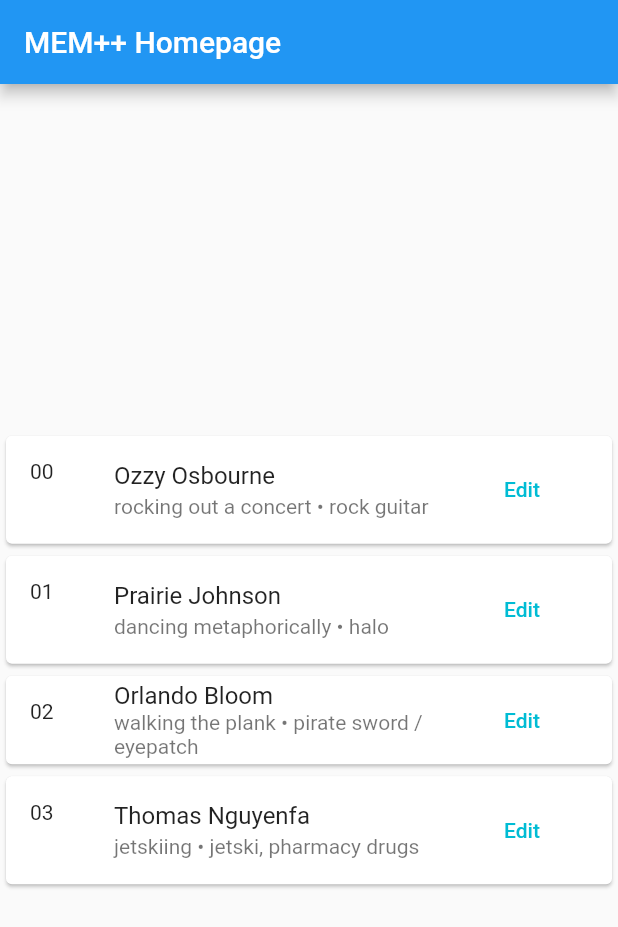
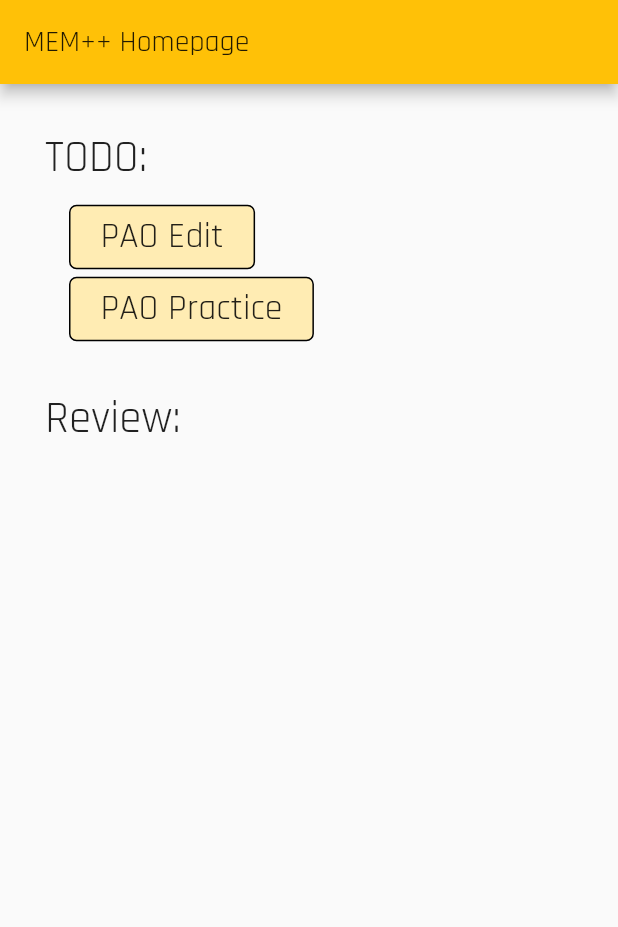
Before and after one commit to emptyopen/mem_plus_plus, a Flutter app: the screen it shows after launch, on a phone screen of 412 x 824 dp. Shown: the top 927 px of the screen. Run offline on Flutter 3.47's test engine with Material 2 defaults, Android fonts, the phone set to English and light mode, and no system bars; our stand-ins replace shared_preferences.

Commit message:
finished pao edit screen, started pao practice screen

```diff
--- a/lib/main.dart
+++ b/lib/main.dart
@@ -7,9 +7,10 @@
   @override
   Widget build(BuildContext context) {
     return MaterialApp(
-      title: 'Flutter Demo',
+      title: 'MEM++',
       theme: ThemeData(
-        primarySwatch: Colors.blue,
+        primarySwatch: Colors.amber,
+        fontFamily: 'Rajdhani'
       ),
       home: MyHomePage(),
     );
--- a/lib/models/PAOData.dart
+++ /dev/null
@@ -1,24 +0,0 @@
-class PAOData {
-  String digits;
-  String person;
-  String action;
-  String object;
-  int familiarity;
-
-  PAOData(this.digits, this.person, this.action, this.object, this.familiarity);
-
-  Map<String, dynamic> toJson() => {
-    'digits': digits,
-    'person': person,
-    'action': action,
-    'object': object,
-    'familiarity': familiarity,
-  };
-
-  PAOData.fromJson(Map<String, dynamic> json)
-      : digits = json['digits'],
-        person = json['person'],
-        action = json['action'],
-        object = json['object'],
-        familiarity = json['familiarity'];
-}
--- a/lib/screens/homepage.dart
+++ b/lib/screens/homepage.dart
@@ -1,8 +1,6 @@
 import 'package:flutter/material.dart';
-import 'package:mem_plus_plus/screens/pao.dart';
-import 'package:mem_plus_plus/models/PAOData.dart';
-import 'package:shared_preferences/shared_preferences.dart';
-import 'dart:convert';
+import 'package:mem_plus_plus/screens/paoEditScreen.dart';
+import 'package:mem_plus_plus/screens/paoPracticeScreen.dart';
 
 class MyHomePage extends StatefulWidget {
   MyHomePage({Key key}) : super(key: key);
@@ -11,52 +9,77 @@
   _MyHomePageState createState() => _MyHomePageState();
 }
 
+// TODO:
+
 class _MyHomePageState extends State<MyHomePage> {
-
-  SharedPreferences sharedPreferences;
-  List<PAOData> paoData;
-  String spKey = 'test';
-  PAOData paoData1 = new PAOData('00', 'Ozzy Osbourne', 'rocking out a concert', 'rock guitar', 10);
-  PAOData paoData2 = new PAOData('01', 'Prairie Johnson', 'dancing metaphorically', 'halo', 40);
-  PAOData paoData3 = new PAOData('02', 'Orlando Bloom', 'walking the plank', 'pirate sword / eyepatch', 70);
-  PAOData paoData4 = new PAOData('03', 'Thomas Nguyenfa', 'jetskiing', 'jetski, pharmacy drugs', 90);
-  var defaultPAOData = [
-    PAOData('00', 'Ozzy Osbourne', 'rocking out a concert', 'rock guitar', 0),
-    PAOData('00', 'Ozzy Osbourne', 'rocking out a concert', 'rock guitar', 0),
-  ];
-
-  @override
-  void initState() {
-    super.initState();
-    getSharedPrefs();
-  }
-
-  Future<Null> getSharedPrefs() async {
-    SharedPreferences prefs = await SharedPreferences.getInstance();
-    setState(() {
-      paoData = json.decode(prefs.getString(spKey));
-    });
-  }
+  double headerSize = 30;
+  double itemSize = 24;
 
   @override
   Widget build(BuildContext context) {
-    print('testing testing');
-    print(paoData);
     return Scaffold(
         appBar: AppBar(
           title: Text('MEM++ Homepage'),
         ),
-      body: Center(
+        body: Container(
+          padding: EdgeInsets.all(30),
           child: Column(
-          mainAxisAlignment: MainAxisAlignment.center,
+            crossAxisAlignment: CrossAxisAlignment.start,
             children: <Widget>[
-            PAOView(paoData: paoData1,),
-            PAOView(paoData: paoData2,),
-            PAOView(paoData: paoData3,),
-            PAOView(paoData: paoData4,),
+              Text(
+                'TODO:',
+                style: TextStyle(fontSize: headerSize),
+              ),
+              Container(
+                height: 10,
+              ),
+              FlatButton(
+                  onPressed: () {
+                    Navigator.push(context,
+                        MaterialPageRoute(builder: (context) => PAOEditScreen()));
+                  },
+                  child: Container(
+                    decoration: BoxDecoration(
+                      color: Colors.amber[100],
+                      border: Border.all(),
+                      borderRadius: BorderRadius.all(Radius.circular(5)),
+                    ),
+                    padding: EdgeInsets.fromLTRB(20, 5, 20, 5),
+                    child: Text(
+                      'PAO Edit',
+                      style: TextStyle(fontSize: itemSize),
+                    ),
+                  )),
+              FlatButton(
+                onPressed: () {
+                  Navigator.push(context,
+                    MaterialPageRoute(builder: (context) => PAOPracticeScreen()));
+                },
+                child: Container(
+                  decoration: BoxDecoration(
+                    color: Colors.amber[100],
+                    border: Border.all(),
+                    borderRadius: BorderRadius.all(Radius.circular(5)),
+                  ),
+                  padding: EdgeInsets.fromLTRB(20, 5, 20, 5),
+                  child: Text(
+                    'PAO Practice',
+                    style: TextStyle(fontSize: itemSize),
+                  ),
+                )
+              ),
+              Container(
+                height: 30,
+              ),
+              Text(
+                'Review:',
+                style: TextStyle(fontSize: headerSize),
+              ),
+              Container(
+                height: 10,
+              ),
             ],
           ),
-      ),
-    );
+        ));
   }
 }
--- a/lib/screens/pao.dart
+++ /dev/null
@@ -1,29 +0,0 @@
-import 'package:flutter/material.dart';
-import 'package:mem_plus_plus/models/PAOData.dart';
-
-class PAOView extends StatelessWidget {
-
-  final PAOData paoData;
-
-  PAOView({this.paoData});
-
-  Widget build(BuildContext context) {
-    return Center(
-      child: Card(
-        child: ListTile(
-
-          leading: Text('${paoData.digits}'),
-          title: Text('${paoData.person}'),
-          subtitle: Text('${paoData.action} • ${paoData.object}'),
-          trailing: FlatButton(
-              child: Text('Edit',
-                  style: TextStyle(color: Colors.cyan)),
-              onPressed: () {
-                /*  test */
-              }
-          ),
-        ),
-      ),
-    );
-  }
-}
```
Also changed, not shown: lib/components/pao.dart (added, +364 -0 lines), lib/screens/paoEditScreen.dart (added, +75 -0 lines), lib/screens/paoPracticeScreen.dart (added, +70 -0 lines), pubspec.yaml (+11 -30 lines), assets/fonts/Comfortaa.ttf (added), assets/fonts/Quicksand.ttf (added), assets/fonts/Rajdhani-Bold.ttf (added), assets/fonts/Rajdhani-Regular.ttf (added), pubspec.lock, 6 other files. Lines whose indentation alone changed are shown as unchanged.
